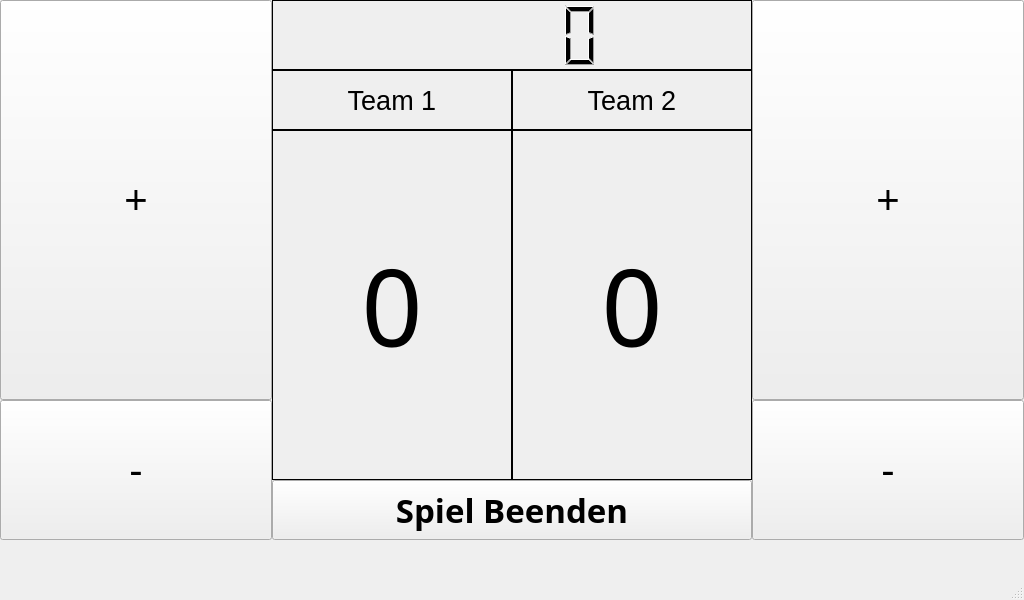
MakuSchool/Tischkicker-GUI, file testkicker2/mainwindow.ui: the form before one commit.
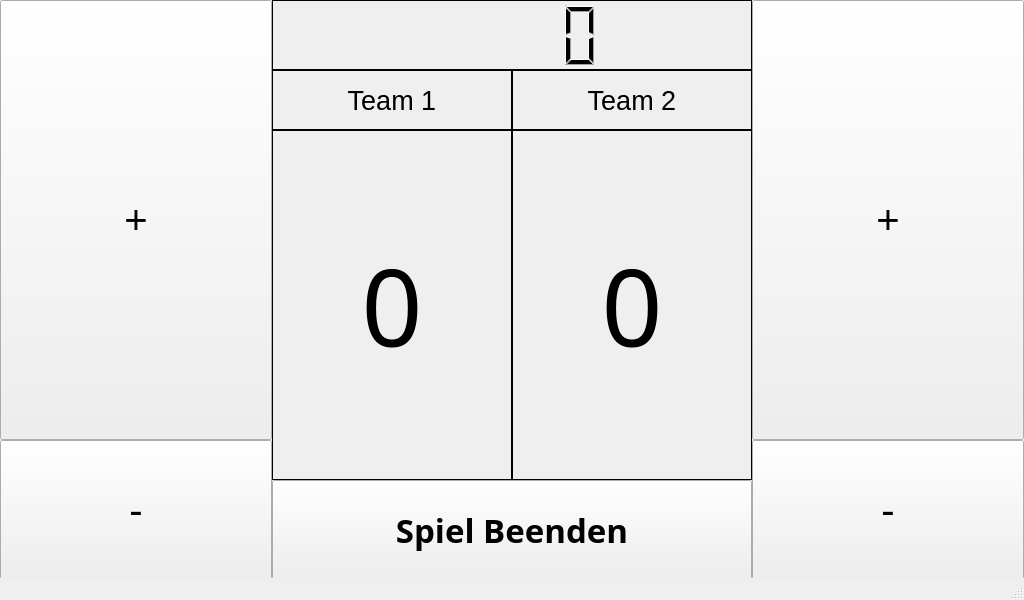
The form after the commit.

```diff
--- a/testkicker2/mainwindow.ui
+++ b/testkicker2/mainwindow.ui
@@ -108,7 +108,7 @@
       <property name="geometry">
        <rect>
         <x>0</x>
-        <y>400</y>
+        <y>440</y>
         <width>272</width>
         <height>140</height>
        </rect>
@@ -159,7 +159,7 @@
         <x>0</x>
         <y>0</y>
         <width>272</width>
-        <height>400</height>
+        <height>440</height>
        </rect>
       </property>
       <property name="font">
@@ -176,7 +176,7 @@
       <property name="geometry">
        <rect>
         <x>752</x>
-        <y>400</y>
+        <y>440</y>
         <width>272</width>
         <height>140</height>
        </rect>
@@ -225,7 +225,7 @@
         <x>752</x>
         <y>0</y>
         <width>272</width>
-        <height>400</height>
+        <height>440</height>
        </rect>
       </property>
       <property name="font">
@@ -247,7 +247,7 @@
         <x>272</x>
         <y>480</y>
         <width>480</width>
-        <height>60</height>
+        <height>100</height>
        </rect>
       </property>
       <property name="font">
```
